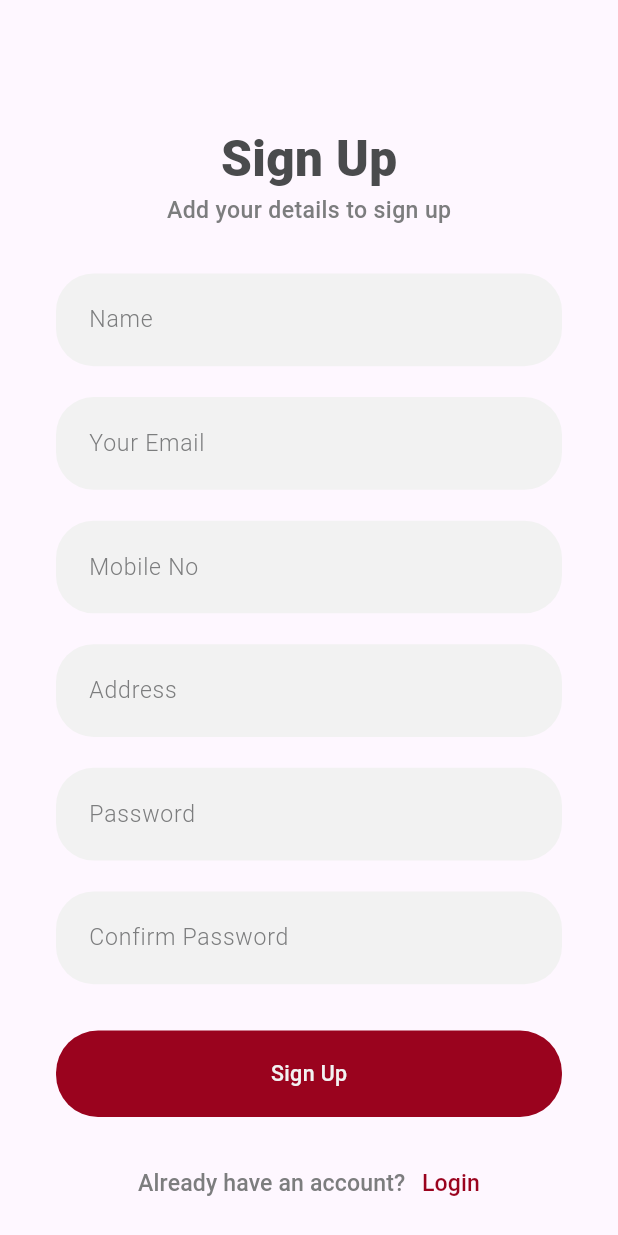
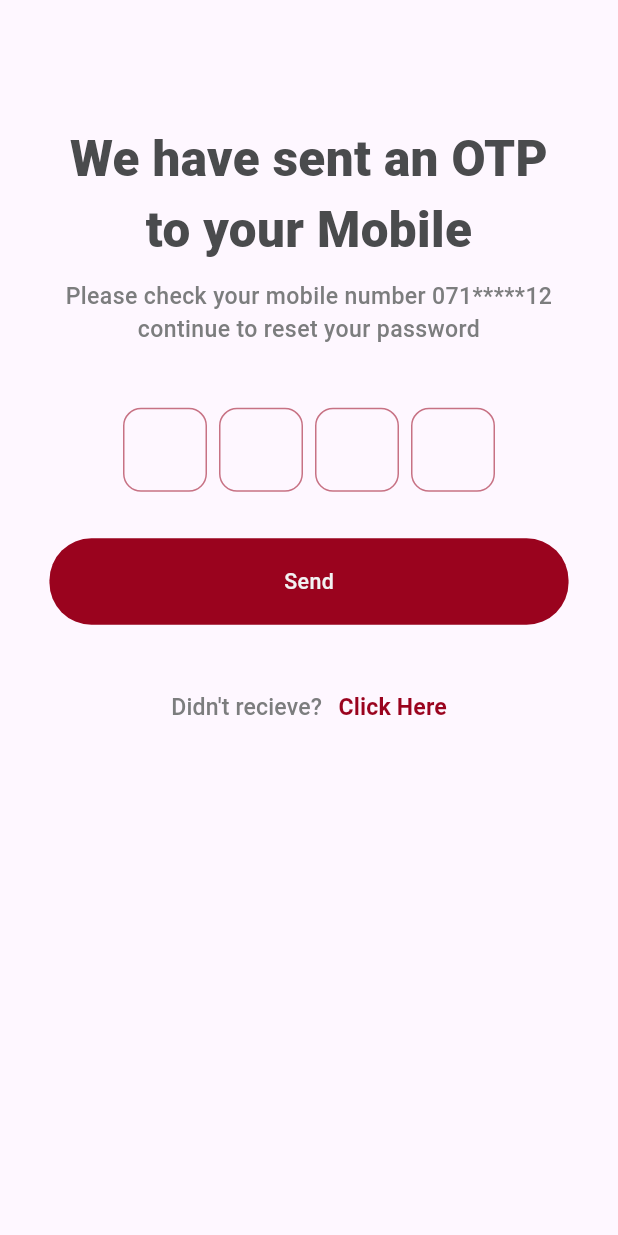
Before and after one commit to WShashinduChamika/SN-Meals, a Flutter app: the SignUpScreen screen opened directly, after a tap on "Sign Up", on a phone screen of 412 x 824 dp. Run offline on Flutter 3.47's test engine with Material 3 defaults, Android fonts, the phone set to English and light mode, and no system bars; drawn by our look-alikes of pinput; our stand-ins replace smooth_page_indicator; Roboto replaces fonts that are missing (Metropolis).

Commit message:
Developed  OTP screen #21

```diff
--- /dev/null
+++ b/sn_meals/lib/screens/login/otp_screen.dart
@@ -0,0 +1,135 @@
+import 'package:flutter/material.dart';
+import 'package:pinput/pinput.dart';
+import 'package:sn_meals/common/color_extention.dart';
+import 'package:sn_meals/common_wdigets/round_button.dart';
+
+
+class OTPScreen extends StatefulWidget {
+  const OTPScreen({super.key});
+
+  @override
+  State<OTPScreen> createState() => _OTPScreenState();
+}
+
+class _OTPScreenState extends State<OTPScreen> {
+  final pinController = TextEditingController();
+  final focusNode = FocusNode();
+  final formKey = GlobalKey<FormState>();
+
+  static const focusedBorderColor = Color.fromRGBO(23, 171, 144, 1);
+  static const fillColor = Color.fromRGBO(243, 246, 249, 0);
+  static const borderColor = Color.fromRGBO(154, 3, 30, 0.547);
+
+  final defaultPinTheme = PinTheme(
+    width: 56,
+    height: 56,
+    textStyle: const TextStyle(
+      fontSize: 22,
+      color: Color(0xFF4A4B4D),
+    ),
+    decoration: BoxDecoration(
+      borderRadius: BorderRadius.circular(12),
+      border: Border.all(color: borderColor),
+    ),
+  );
+
+  @override
+  Widget build(BuildContext context) {
+    double width = MediaQuery.of(context).size.width / 375;
+    double height = MediaQuery.of(context).size.height / 800;
+
+    return Scaffold(
+      body: SingleChildScrollView(
+        child: Padding(
+          padding: EdgeInsets.symmetric(
+              horizontal: width * 30, vertical: height * 20),
+          child: Column(
+            crossAxisAlignment: CrossAxisAlignment.center,
+            children: [
+              SizedBox(
+                height: height * 60,
+              ),
+              Text(
+                'We have sent an OTP to your Mobile',
+                textAlign: TextAlign.center,
+                style: TextStyle(
+                  fontSize: width * 30,
+                  fontWeight: FontWeight.w800,
+                  color: TColor.primaryText,
+                ),
+              ),
+              SizedBox(
+                height: height * 10,
+              ),
+              Text(
+                'Please check your mobile number 071*****12 \ncontinue to reset your password',
+                textAlign: TextAlign.center,
+                style: TextStyle(
+                  fontSize: width * 14,
+                  fontWeight: FontWeight.w500,
+                  color: TColor.secondaryText,
+                ),
+              ),
+              SizedBox(
+                height: height * 40,
+              ),
+              Pinput(
+                length: 4,
+                defaultPinTheme: defaultPinTheme,
+                focusedPinTheme: defaultPinTheme.copyWith(
+                  decoration: defaultPinTheme.decoration!.copyWith(
+                      border:
+                          Border.all(color: Color.fromRGBO(154, 3, 30, 1)),),
+                ),
+                onCompleted: (value) {
+                  debugPrint(value);
+                  setState(() {
+                    //receviedOTP = value;
+                  });
+                },
+              ),
+              SizedBox(
+                height: height * 30,
+              ),
+              RoundButton(
+                  onPressed: () {
+                    //Navigator.push(context, MaterialPageRoute(builder: (context)=> const NewPasswordScreen() ));
+                  },
+                  title: "Send"),
+              SizedBox(
+                height: height * 30,
+              ),
+              TextButton(
+                onPressed: () {},
+                child: Row(
+                  mainAxisSize: MainAxisSize.min,
+                  children: [
+                    Text(
+                      'Didn\'t recieve?',
+                      style: TextStyle(
+                        fontSize: width * 14,
+                        fontWeight: FontWeight.w500,
+                        color: TColor.secondaryText,
+                      ),
+                    ),
+                    SizedBox(
+                      width: width * 10,
+                    ),
+                    Text(
+                      'Click Here',
+                      style: TextStyle(
+                        fontSize: width * 14,
+                        fontWeight: FontWeight.w600,
+                        color: TColor.primary,
+                      ),
+                    ),
+                  ],
+                ),
+              ),
+            ],
+          ),
+        ),
+      ),
+    );
+  }
+}
--- a/sn_meals/lib/screens/login/signup_screen.dart
+++ b/sn_meals/lib/screens/login/signup_screen.dart
@@ -3,6 +3,7 @@ import 'package:sn_meals/common/color_extention.dart';
 import 'package:sn_meals/common_wdigets/round_button.dart';
 import 'package:sn_meals/common_wdigets/round_textfield.dart';
 import 'package:sn_meals/screens/login/login_screen.dart';
+import 'package:sn_meals/screens/login/otp_screen.dart';
 
 class SignUpScreen extends StatefulWidget {
   const SignUpScreen({super.key});
@@ -106,7 +107,15 @@ class _SignUpScreenState extends State<SignUpScreen> {
                 SizedBox(
                   height: height * 30,
                 ),
-                RoundButton(onPressed: () {}, title: "Sign Up"),
+                RoundButton(
+                    onPressed: () {
+                      Navigator.push(
+                        context,
+                        MaterialPageRoute(
+                            builder: (context) => const OTPScreen()),
+                      );
+                    },
+                    title: "Sign Up"),
                 SizedBox(
                   height: height * 20,
                 ),
--- a/sn_meals/pubspec.yaml
+++ b/sn_meals/pubspec.yaml
@@ -37,6 +37,7 @@ dependencies:
   cupertino_icons: ^1.0.6
   device_preview: ^1.1.0
   smooth_page_indicator: ^1.1.0
+  pinput: ^5.0.0
 
 dev_dependencies:
   flutter_test:
```
Also changed, not shown: sn_meals/pubspec.lock.
